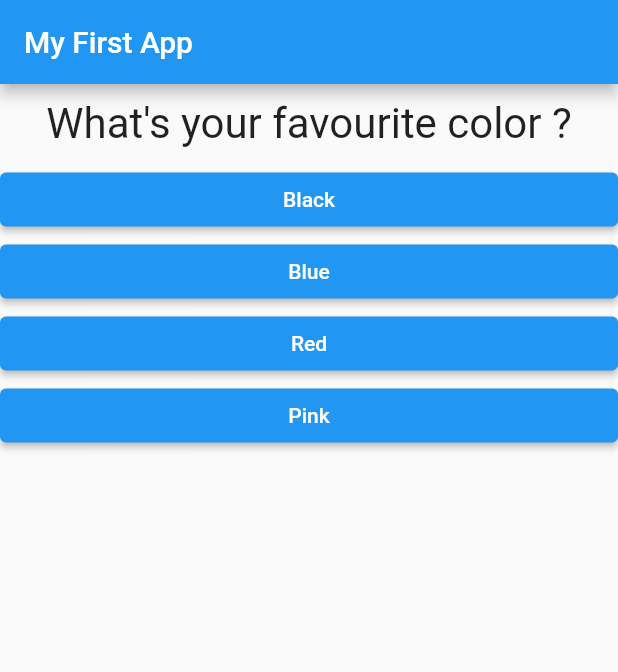
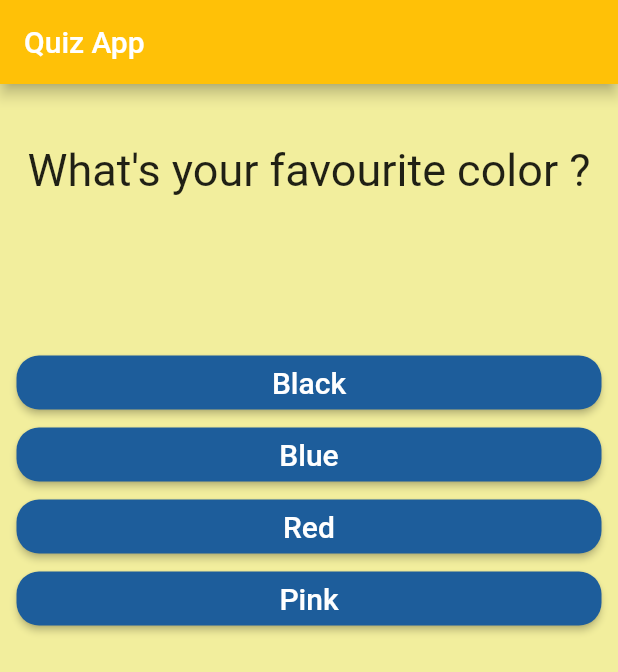
Before and after one commit to farhank9821/Quiz_Game, a Flutter app: the screen it shows after launch, on a phone screen of 412 x 824 dp. Shown: the top 672 px of the screen. Run offline on Flutter 3.47's test engine with Material 2 defaults, Android fonts, the phone set to English and light mode, and no system bars.

Commit message:
updated some features and made minor ui changes

```diff
--- a/lib/answer.dart
+++ b/lib/answer.dart
@@ -9,13 +9,19 @@ class Answer extends StatelessWidget {
   @override
   Widget build(BuildContext context) {
     return Container(
-      width: double.infinity,
+      width: 390,
       child: ElevatedButton(
         style: ElevatedButton.styleFrom(
-          backgroundColor: Colors.blue, // change background color of button
-          foregroundColor: Colors.white, // change text color of button
+            backgroundColor:
+                Color(0xFF1D5D9B), // change background color of button
+            foregroundColor: Colors.white,
+            // change text color of button
+            shape: RoundedRectangleBorder(
+                borderRadius: BorderRadius.circular(15))),
+        child: Text(
+          answerText,
+          style: TextStyle(fontSize: 20),
         ),
-        child: Text(answerText),
         onPressed: selectHandler,
       ),
     );
--- a/lib/main.dart
+++ b/lib/main.dart
@@ -78,9 +78,12 @@ class _MyappState extends State<MyApp> {
   @override
   Widget build(BuildContext context) {
     return MaterialApp(
+      theme: new ThemeData(scaffoldBackgroundColor: const Color(0XFFF2EE9D)),
+      debugShowCheckedModeBanner: false,
       home: Scaffold(
         appBar: AppBar(
-          title: Text('My First App'),
+          title: const Text('Quiz App'),
+          backgroundColor: Colors.amber,
         ),
         body: _questionIndex < _questions.length
             ? Quiz(
--- a/lib/question.dart
+++ b/lib/question.dart
@@ -9,12 +9,13 @@ class Question extends StatelessWidget {
   Widget build(BuildContext context) {
     return Container(
       width: double.infinity,
-      margin: EdgeInsets.all(10),
+      margin: const EdgeInsets.all(10),
       child: Text(
         questionText,
-        style: TextStyle(fontSize: 28),
+        style: TextStyle(fontSize: 30),
         textAlign: TextAlign.center,
       ),
+      padding: const EdgeInsets.only(bottom: 50, top: 30),
     );
   }
 }
--- a/lib/quiz.dart
+++ b/lib/quiz.dart
@@ -21,6 +21,9 @@ class Quiz extends StatelessWidget {
         Question(
           questions[questionIndex]['questionText'].toString(),
         ),
+        const SizedBox(
+          height: 40,
+        ),
         ...(questions[questionIndex]['answers'] as List<Map<String, Object>>)
             .map((answer) {
           return Answer(
--- a/lib/result.dart
+++ b/lib/result.dart
@@ -14,7 +14,7 @@ class Result extends StatelessWidget {
     } else if (resultScore <= 10) {
       resultText = 'Pretty likeable';
     } else {
-      resultText = 'Decent choice..';
+      resultText = 'Decent choice.';
     }
 
     return resultText;
@@ -24,10 +24,13 @@ class Result extends StatelessWidget {
   Widget build(BuildContext context) {
     return Center(
       child: Column(children: <Widget>[
-        Text(
-          resultPhase,
-          style: TextStyle(fontSize: 36, fontWeight: FontWeight.bold),
-          textAlign: TextAlign.center,
+        Container(
+          padding: const EdgeInsets.only(top: 300),
+          child: Text(
+            resultPhase,
+            style: TextStyle(fontSize: 36, fontWeight: FontWeight.bold),
+            textAlign: TextAlign.center,
+          ),
         ),
         TextButton(onPressed: resetHandler, child: Text('Restart Quiz'))
       ]),
```
